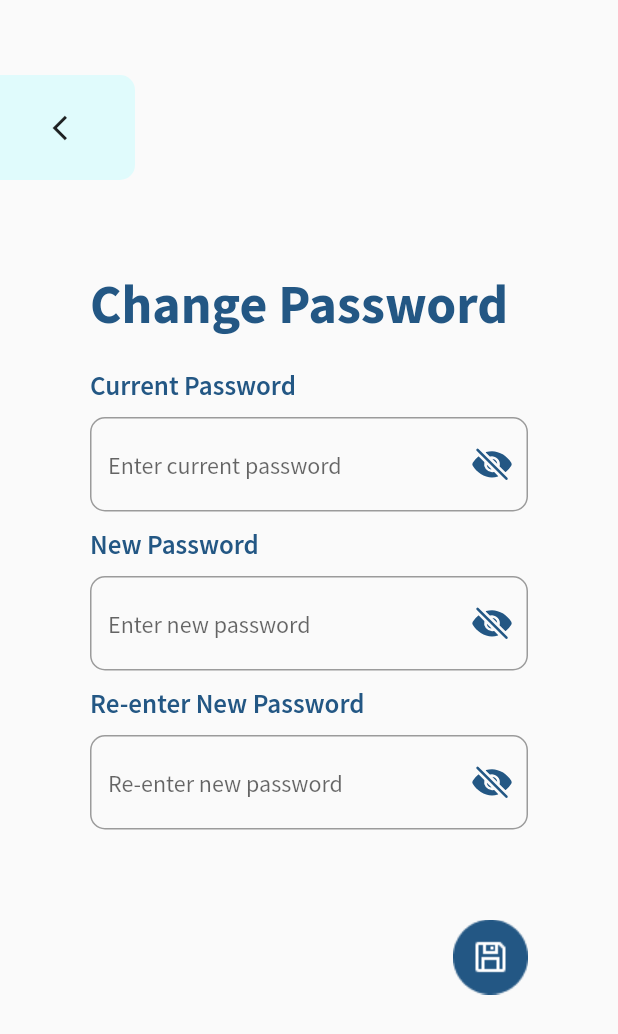
After one commit to iMaro40/CS192_S2_Group5, a Flutter app: the ChangePassword screen opened directly, on a phone screen of 412 x 824 dp. The commit adds this screen. Shown: the top 1034 px of the screen. Run offline on Flutter 3.47's test engine with Material 2 defaults, Android fonts, the phone set to English and light mode, and no system bars; our stand-ins replace cloud_firestore, firebase_auth, firebase_core, ionicons, table_calendar; missing offline and left inert: dart:ffi; accounts and stored records are empty.

Commit message:
Sprint 5 - Lance - Added changepassword and changename screen, modified display to take in tab parameter, tasks can now be checked, other minor visual changes

```diff
--- a/lib/screens/wrapper.dart
+++ b/lib/screens/wrapper.dart
@@ -13,7 +13,7 @@ class Wrapper extends StatelessWidget {
           return Login();
         }
         else {
-          return Display();
+          return Display(tab: 0);
         }
       }
     );
--- a/lib/views/calendar/add_event.dart
+++ b/lib/views/calendar/add_event.dart
@@ -371,7 +371,7 @@ class _AddEvent extends State<AddEvent> {
                             Navigator.pushAndRemoveUntil(
                               context,
                               MaterialPageRoute(
-                                builder: (context) => Display(),
+                                builder: (context) => Display(tab: 0),
                               ),
                               (route) => false,
                             );
@@ -394,7 +394,8 @@ class _AddEvent extends State<AddEvent> {
                     ),
                   ],
                 )
-              )
+              ),
+              SizedBox(height: 50.0),
             ],
           ),
         ),
--- a/lib/views/login.dart
+++ b/lib/views/login.dart
@@ -146,7 +146,7 @@ class LoginState extends State<Login> {
                             Navigator.pushAndRemoveUntil(
                               context,
                               MaterialPageRoute(
-                                builder: (context) => Display(),
+                                builder: (context) => Display(tab: 0),
                               ),
                               (route) => false,
                             );
--- a/lib/views/quote/edit_quote.dart
+++ b/lib/views/quote/edit_quote.dart
@@ -95,7 +95,7 @@ class _EditQuote extends State<EditQuote> {
                         Navigator.pushAndRemoveUntil(
                           context,
                           MaterialPageRoute(
-                            builder: (context) => Display(),
+                            builder: (context) => Display(tab: 0),
                           ),
                           (route) => false,
                         );
--- /dev/null
+++ b/lib/views/settings/change_password.dart
@@ -0,0 +1,268 @@
+import 'package:flutter/material.dart';
+import 'package:ionicons/ionicons.dart';
+import 'package:firebase_auth/firebase_auth.dart';
+import 'package:super_planner/constants.dart';
+import 'package:super_planner/components/back_button.dart';
+import 'package:super_planner/components/small_button.dart';
+import 'package:super_planner/services/auth.dart';
+import 'package:super_planner/views/settings.dart';
+import 'package:super_planner/screens/display.dart';
+
+class ChangePassword extends StatefulWidget {
+
+  @override
+  ChangePasswordState createState() => ChangePasswordState();
+}
+
+class ChangePasswordState extends State<ChangePassword> {
+  final AuthService _auth = AuthService();
+  final registerFormKey = GlobalKey<FormState>();  // i didn't change yet coz i wasn't sure what to do
+
+
+  TextEditingController oldPasswordController = new TextEditingController();
+  TextEditingController newPasswordController1 = new TextEditingController();
+  TextEditingController newPasswordController2 = new TextEditingController();
+
+  bool _showOldPassword = false;
+  bool _showNewPassword1 = false;
+  bool _showNewPassword2 = false;
+  bool _loading = false;
+
+  void _toggleOldPassword() {
+    setState(() {
+      _showOldPassword = !_showOldPassword;
+    });
+  }
+
+  void _toggleNewPassword1() {
+    setState(() {
+      _showNewPassword1 = !_showNewPassword1;
+    });
+  }
+
+  void _toggleNewPassword2() {
+    setState(() {
+      _showNewPassword2 = !_showNewPassword2;
+    });
+  }
+
+  @override
+  Widget build(BuildContext context) {
+    var user = FirebaseAuth.instance.currentUser;
+
+    return Scaffold(
+      resizeToAvoidBottomInset: true,
+      body: SingleChildScrollView(
+        child: Column(
+            children: <Widget>[
+              SizedBox(height: 50.0),
+              Align(
+                alignment: Alignment.topLeft,
+                child: Container(
+                  height: 70,
+                  width: 90,
+                  decoration: BoxDecoration(
+                    color: faded_light_blue,
+                    borderRadius: BorderRadius.only(
+                      topRight: Radius.circular(10.0),
+                      bottomRight: Radius.circular(10.0)
+                    ),
+                  ),
+                  child: IconButton(
+                    icon: new Icon(Icons.arrow_back_ios, size: 20.0),
+                    onPressed: () async {
+                      Navigator.pushAndRemoveUntil(
+                        context,
+                        MaterialPageRoute(
+                          builder: (context) => Display(tab: 3),
+                        ),
+                        (route) => false,
+                      );
+                    }
+                  )
+                ),
+              ),
+              Padding(
+                padding: const EdgeInsets.all(60.0),
+                child: Column(
+                  crossAxisAlignment: CrossAxisAlignment.start,
+                  children: [
+                    Align(
+                      alignment: Alignment.topLeft,
+                      child: Text(
+                        'Change Password',
+                        style: header_text
+                      ),
+                    ),
+                    SizedBox(height: 20.0),
+                    Form(
+                      key: registerFormKey,
+                      child: Column(
+                        mainAxisAlignment: MainAxisAlignment.center,
+                        children: [
+                          Align(
+                            alignment: Alignment.topLeft,
+                            child: Text('Current Password',
+                              style: field_title
+                            ),
+                          ),
+                          SizedBox(height: 10),
+                          Container(
+                            child: TextFormField(
+                              controller: oldPasswordController,
+                              obscureText: !_showOldPassword,
+                              style: TextStyle(
+                                fontSize: 18,
+                              ),
+                              decoration: InputDecoration(
+                                floatingLabelBehavior: FloatingLabelBehavior.always,
+                                hintText: "Enter current password",
+                                hintStyle: TextStyle(fontSize: 16),
+                                border: OutlineInputBorder(
+                                  borderRadius: const BorderRadius.all(
+                                    const Radius.circular(10.0),
+                                  ),
+                                ),
+                                suffixIcon: GestureDetector(
+                                  onTap: () {
+                                    _toggleOldPassword();
+                                  },
+                                  child: Icon(
+                                    _showOldPassword ? Ionicons.eye : Ionicons.eye_off,
+                                    color: Color(0xff235784),
+                                    size: 28,
+                                  ),
+                                ),
+                              ),
+                              validator: (value) {
+                                if (value == null || value.isEmpty) {
+                                  return 'Please enter your old password.';
+                                }
+                                return null;
+                              },
+                            ),
+                          ),
+                          SizedBox(height: 10),
+                          Align(
+                            alignment: Alignment.topLeft,
+                            child: Text('New Password',
+                              style: field_title
+                            ),
+                          ),
+                          SizedBox(height: 10),
+                          Container(
+                            child: TextFormField(
+                              controller: newPasswordController1,
+                              obscureText: !_showNewPassword1,
+                              style: TextStyle(
+                                fontSize: 18,
+                              ),
+                              decoration: InputDecoration(
+                                floatingLabelBehavior: FloatingLabelBehavior.always,
+                                hintText: "Enter new password",
+                                hintStyle: TextStyle(fontSize: 16),
+                                border: OutlineInputBorder(
+                                  borderRadius: const BorderRadius.all(
+                                    const Radius.circular(10.0),
+                                  ),
+                                ),
+                                suffixIcon: GestureDetector(
+                                  onTap: () {
+                                    _toggleNewPassword1();
+                                  },
+                                  child: Icon(
+                                    _showNewPassword1 ? Ionicons.eye : Ionicons.eye_off,
+                                    color: Color(0xff235784),
+                                    size: 28,
+                                  ),
+                                ),
+                              ),
+                              validator: (value) {
+                                if (value == null || value.isEmpty) {
+                                  return 'Please enter your new password.';
+                                }
+                                return null;
+                              },
+                            ),
+                          ),
+                          SizedBox(height: 10),
+                          Align(
+                            alignment: Alignment.topLeft,
+                            child: Text('Re-enter New Password',
+                              style: field_title
+                            ),
+                          ),
+                          SizedBox(height: 10),
+                          Container(
+                            child: TextFormField(
+                              controller: newPasswordController2,
+                              obscureText: !_showNewPassword2,
+                              style: TextStyle(
+                                fontSize: 18,
+                              ),
+                              decoration: InputDecoration(
+                                floatingLabelBehavior: FloatingLabelBehavior.always,
+                                hintText: "Re-enter new password",
+                                hintStyle: TextStyle(fontSize: 16),
+                                border: OutlineInputBorder(
+                                  borderRadius: const BorderRadius.all(
+                                    const Radius.circular(10.0),
+                                  ),
+                                ),
+                                suffixIcon: GestureDetector(
+                                  onTap: () {
+                                    _toggleNewPassword2();
+                                  },
+                                  child: Icon(
+                                    _showNewPassword2 ? Ionicons.eye : Ionicons.eye_off,
+                                    color: Color(0xff235784),
+                                    size: 28,
+                                  ),
+                                ),
+                              ),
+                              validator: (value) {
+                                if (value == null || value.isEmpty) {
+                                  return 'Please re-enter your new password.';
+                                }
+                                return null;
+                              },
+                            ),
+                          ),
+                          SizedBox(height: 40),
+                          Padding(
+                            padding: const EdgeInsets.only(top:20.0, right:0.0),
+                            child: Row(
+                              mainAxisAlignment: MainAxisAlignment.end,
+                              children: [
+                                //_loading ? CircularProgressIndicator() :
+                                SmallButton(
+                                  height: 50,
+                                  width: 50,
+                                  image: 'assets/icons/save_icon.png',
+                                  press: () async {
+                                    // change name and check if password is correct
+                                    //if(.currentState!.validate()) {
+                                    //  try {
+                                    //
+                                    //  }
+                                    // palagay na lang nung mga necessary backend stuff
+                                  },
+                                ),
+                              ],
+                            )
+                          ),
+                        ],
+                      ),
+                    ),
+
+                  ],
+                )
+              ),
+
+            ]
+          ),
+
+      )
+    );
+  }
+}
--- a/lib/views/tasks/add_task.dart
+++ b/lib/views/tasks/add_task.dart
@@ -290,7 +290,7 @@ class _AddTask extends State<AddTask> {
                             Navigator.pushAndRemoveUntil(
                               context,
                               MaterialPageRoute(
-                                builder: (context) => Display(),
+                                builder: (context) => Display(tab: 0),
                               ),
                               (route) => false,
                             );
```
Also changed, not shown: lib/components/display_task.dart (+30 -49 lines), lib/screens/display.dart (+9 -0 lines), lib/views/settings.dart (+24 -2 lines), lib/views/settings/change_name.dart (added, +207 -0 lines), lib/views/tasks/edit_task.dart (+18 -9 lines), lib/views/tasks/view_task.dart (+18 -9 lines).
